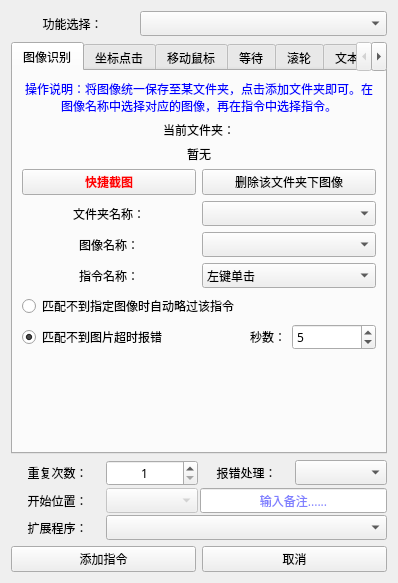
FsterThanLight/automatic_clicker_2, file 窗体/navigation.ui: the form before one commit.
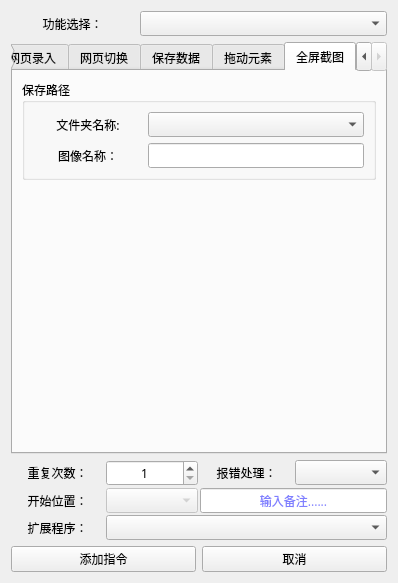
The form after the commit. The open tabs and pages were chosen to show the change. Icons and pictures are not drawn.

Commit message: 2023年9月12日22:55:09 新增全屏截图

The edit to the form file:
```diff
--- a/窗体/navigation.ui
+++ b/窗体/navigation.ui
@@ -4142,6 +4142,65 @@
        </item>
       </layout>
      </widget>
+     <widget class="QWidget" name="tab_17">
+      <attribute name="title">
+       <string>全屏截图</string>
+      </attribute>
+      <layout class="QVBoxLayout" name="verticalLayout_38">
+       <item>
+        <widget class="QGroupBox" name="groupBox_14">
+         <property name="title">
+          <string>保存路径</string>
+         </property>
+         <layout class="QVBoxLayout" name="verticalLayout_37">
+          <item>
+           <layout class="QGridLayout" name="gridLayout_27" columnstretch="1,2">
+            <item row="0" column="0">
+             <widget class="QLabel" name="label_76">
+              <property name="text">
+               <string>文件夹名称:</string>
+              </property>
+              <property name="alignment">
+               <set>Qt::AlignCenter</set>
+              </property>
+             </widget>
+            </item>
+            <item row="0" column="1">
+             <widget class="QComboBox" name="comboBox_31"/>
+            </item>
+            <item row="1" column="0">
+             <widget class="QLabel" name="label_77">
+              <property name="text">
+               <string>图像名称：</string>
+              </property>
+              <property name="alignment">
+               <set>Qt::AlignCenter</set>
+              </property>
+             </widget>
+            </item>
+            <item row="1" column="1">
+             <widget class="QLineEdit" name="lineEdit_16"/>
+            </item>
+           </layout>
+          </item>
+         </layout>
+        </widget>
+       </item>
+       <item>
+        <spacer name="verticalSpacer_14">
+         <property name="orientation">
+          <enum>Qt::Vertical</enum>
+         </property>
+         <property name="sizeHint" stdset="0">
+          <size>
+           <width>20</width>
+           <height>40</height>
+          </size>
+         </property>
+        </spacer>
+       </item>
+      </layout>
+     </widget>
     </widget>
    </item>
    <item>
```
The commit also changes 6 other files.
